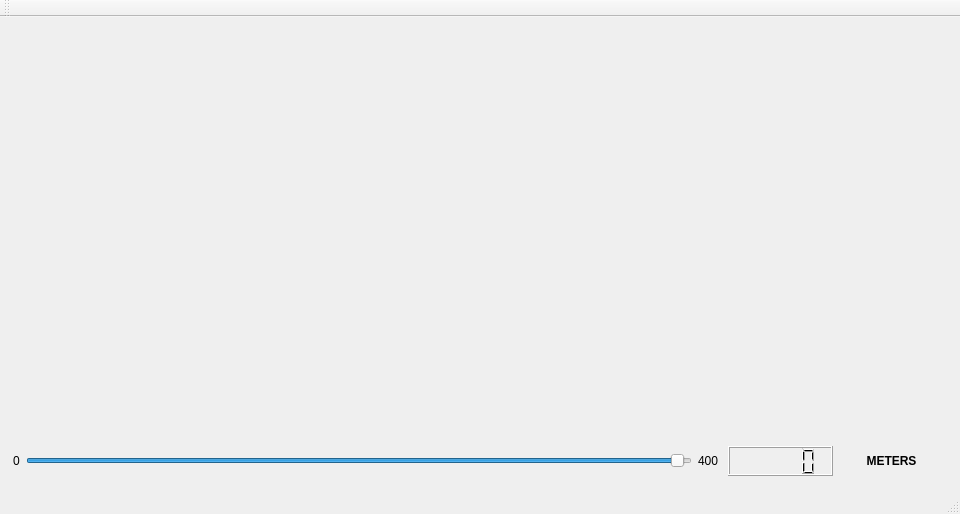
First picture: the form in mainwindow.ui, repository Kpro11/Aqeous, before the edit.
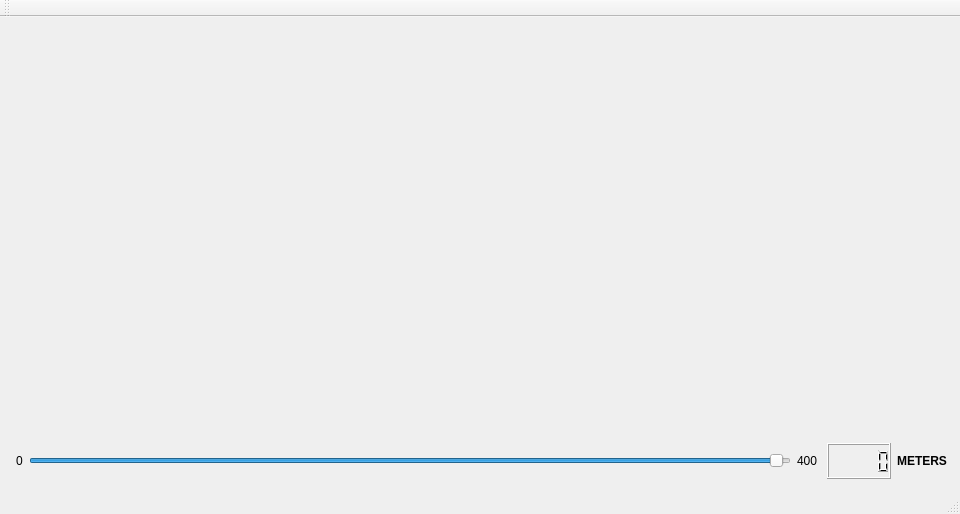
Second picture: the form after the edit.

```diff
--- a/mainwindow.ui
+++ b/mainwindow.ui
@@ -61,7 +61,21 @@
        <number>5</number>
       </property>
       <item>
-       <layout class="QHBoxLayout" name="horizontalLayout_3" stretch="0,3,0,1">
+       <layout class="QHBoxLayout" name="horizontalLayout_3" stretch="1,0,0">
+        <property name="leftMargin">
+         <number>3</number>
+        </property>
+        <property name="topMargin">
+         <number>3</number>
+        </property>
+        <property name="rightMargin">
+         <number>3</number>
+        </property>
+        <property name="bottomMargin">
+         <number>3</number>
+        </property>
+        <item>
+         <layout class="QHBoxLayout" name="horizontalLayout_6">
         <property name="leftMargin">
          <number>3</number>
         </property>
@@ -101,20 +115,8 @@
           </property>
          </widget>
         </item>
-        <item>
-         <layout class="QHBoxLayout" name="horizontalLayout_6">
-          <property name="leftMargin">
-           <number>3</number>
-          </property>
-          <property name="topMargin">
-           <number>3</number>
-          </property>
-          <property name="rightMargin">
-           <number>3</number>
-          </property>
-          <property name="bottomMargin">
-           <number>3</number>
-          </property>
+         </layout>
+        </item>
           <item>
            <widget class="QLCDNumber" name="depth_counter">
             <property name="frameShape">
@@ -143,8 +145,6 @@
              <set>Qt::AlignCenter</set>
             </property>
            </widget>
-          </item>
-         </layout>
         </item>
        </layout>
       </item>
```
Lines whose indentation alone changed are shown as unchanged.
